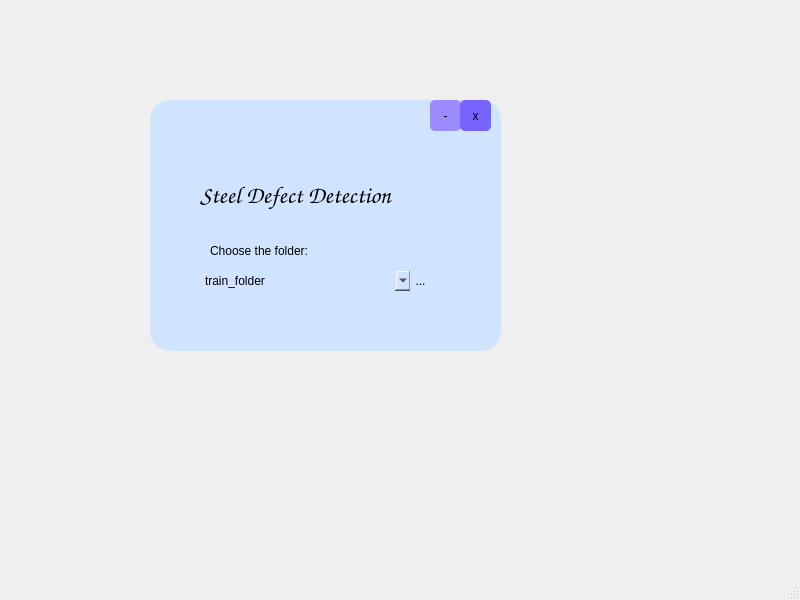
The window that fileUI1/file_dialog.ui (mullaa/kaggle-) describes before a commit, drawn with Qt 5.
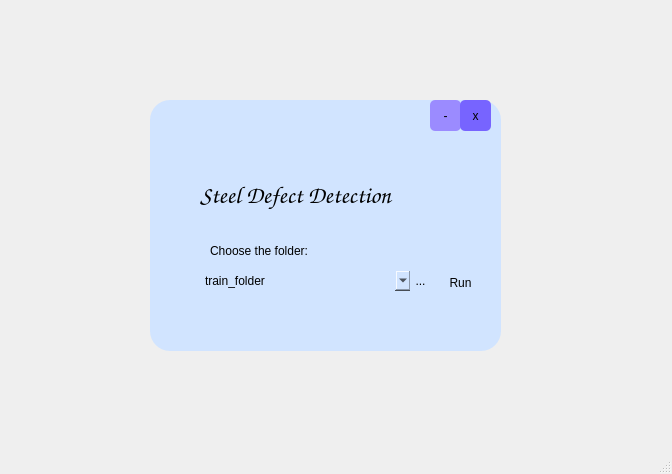
The same window after the commit.

```diff
--- a/fileUI1/file_dialog.ui
+++ b/fileUI1/file_dialog.ui
@@ -6,8 +6,8 @@
    <rect>
     <x>0</x>
     <y>0</y>
-    <width>800</width>
-    <height>600</height>
+    <width>672</width>
+    <height>474</height>
    </rect>
   </property>
   <property name="windowTitle">
@@ -148,6 +148,22 @@
       <string>x</string>
      </property>
     </widget>
+    <widget class="QPushButton" name="pushButton_3">
+     <property name="geometry">
+      <rect>
+       <x>280</x>
+       <y>170</y>
+       <width>61</width>
+       <height>25</height>
+      </rect>
+     </property>
+     <property name="text">
+      <string>Run</string>
+     </property>
+     <property name="default">
+      <bool>false</bool>
+     </property>
+    </widget>
    </widget>
   </widget>
   <widget class="QMenuBar" name="menubar">
```
Left out of the diff: 2 changed lines with no effect on the pictures.
